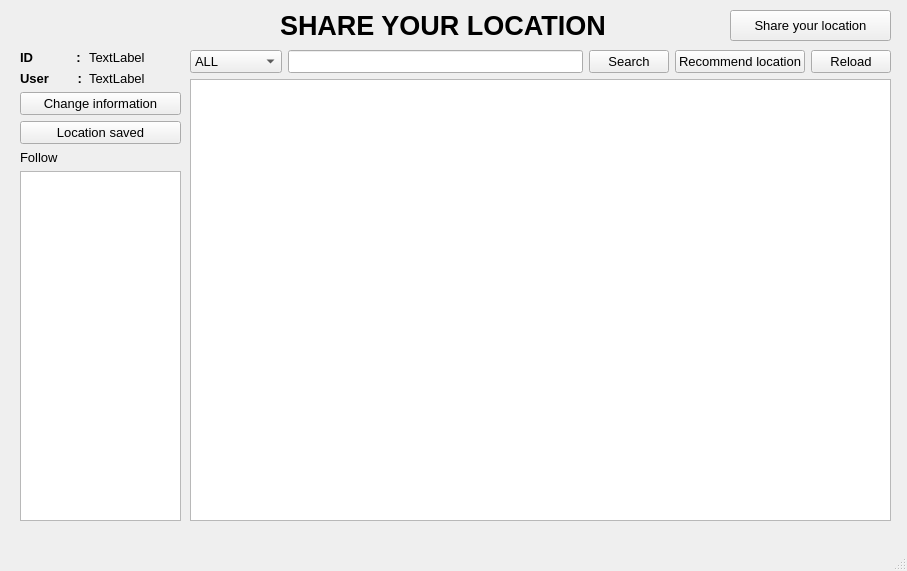
Old version of the form src/mainwindow.ui in the repository tienchuotbk/QuanLyDanhMucDiaDiem.
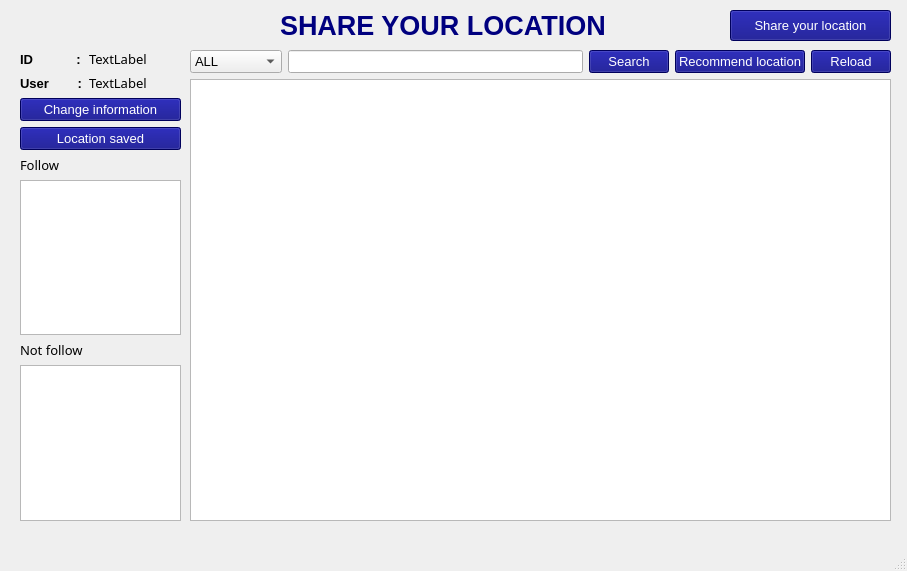
New version of the form.

Diff of the .ui file:
```diff
--- a/src/mainwindow.ui
+++ b/src/mainwindow.ui
@@ -18,6 +18,9 @@
   <property name="windowTitle">
    <string>Share your location - Mainscreen</string>
   </property>
+  <property name="styleSheet">
+   <string notr="true"/>
+  </property>
   <widget class="QWidget" name="centralwidget">
    <widget class="QWidget" name="verticalLayoutWidget">
     <property name="geometry">
@@ -85,6 +88,11 @@
        </item>
        <item>
         <widget class="QPushButton" name="btn_search">
+         <property name="styleSheet">
+          <string notr="true">font: 75 10pt &quot;Source Code Pro&quot;;
+background-color: rgb(0, 0, 127);
+color: rgb(255, 255, 255);</string>
+         </property>
          <property name="text">
           <string>Search</string>
          </property>
@@ -98,6 +106,11 @@
            <verstretch>0</verstretch>
           </sizepolicy>
          </property>
+         <property name="styleSheet">
+          <string notr="true">font: 75 10pt &quot;Source Code Pro&quot;;
+background-color: rgb(0, 0, 127);
+color: rgb(255, 255, 255);</string>
+         </property>
          <property name="text">
           <string>Recommend location</string>
          </property>
@@ -111,6 +124,11 @@
            <verstretch>0</verstretch>
           </sizepolicy>
          </property>
+         <property name="styleSheet">
+          <string notr="true">font: 75 10pt &quot;Source Code Pro&quot;;
+background-color: rgb(0, 0, 127);
+color: rgb(255, 255, 255);</string>
+         </property>
          <property name="text">
           <string>Reload</string>
          </property>
@@ -140,6 +158,9 @@
       <bold>true</bold>
      </font>
     </property>
+    <property name="styleSheet">
+     <string notr="true">color: rgb(0, 0, 127);</string>
+    </property>
     <property name="text">
      <string>SHARE YOUR LOCATION</string>
     </property>
@@ -153,6 +174,11 @@
       <height>31</height>
      </rect>
     </property>
+    <property name="styleSheet">
+     <string notr="true">font: 75 10pt &quot;Source Code Pro&quot;;
+background-color: rgb(0, 0, 127);
+color: rgb(255, 255, 255);</string>
+    </property>
     <property name="text">
      <string>Share your location</string>
     </property>
@@ -196,11 +222,16 @@
           <widget class="QLabel" name="label_userid">
            <property name="font">
             <font>
-             <family>Ubuntu</family>
+             <family>Source Code Pro</family>
              <pointsize>10</pointsize>
+             <weight>9</weight>
              <italic>false</italic>
+             <bold>false</bold>
             </font>
            </property>
+           <property name="styleSheet">
+            <string notr="true">font: 75 10pt &quot;Source Code Pro&quot;;</string>
+           </property>
            <property name="text">
             <string>TextLabel</string>
            </property>
@@ -231,11 +262,16 @@
            </property>
            <property name="font">
             <font>
-             <family>Ubuntu</family>
+             <family>Source Code Pro</family>
              <pointsize>10</pointsize>
+             <weight>9</weight>
              <italic>false</italic>
+             <bold>false</bold>
             </font>
            </property>
+           <property name="styleSheet">
+            <string notr="true">font: 75 10pt &quot;Source Code Pro&quot;;</string>
+           </property>
            <property name="text">
             <string>TextLabel</string>
            </property>
@@ -245,6 +281,11 @@
        </item>
        <item>
         <widget class="QPushButton" name="btn_account">
+         <property name="styleSheet">
+          <string notr="true">font: 75 10pt &quot;Source Code Pro&quot;;
+background-color: rgb(0, 0, 127);
+color: rgb(255, 255, 255);</string>
+         </property>
          <property name="text">
           <string>Change information</string>
          </property>
@@ -252,6 +293,11 @@
        </item>
        <item>
         <widget class="QPushButton" name="btn_location_save">
+         <property name="styleSheet">
+          <string notr="true">font: 75 10pt &quot;Source Code Pro&quot;;
+background-color: rgb(0, 0, 127);
+color: rgb(255, 255, 255);</string>
+         </property>
          <property name="text">
           <string>Location saved</string>
          </property>
@@ -267,10 +313,16 @@
          </property>
          <property name="font">
           <font>
-           <family>Ubuntu</family>
+           <family>Source Code Pro</family>
            <pointsize>10</pointsize>
+           <weight>9</weight>
+           <italic>false</italic>
+           <bold>false</bold>
           </font>
          </property>
+         <property name="styleSheet">
+          <string notr="true">font: 75 10pt &quot;Source Code Pro&quot;;</string>
+         </property>
          <property name="text">
           <string>Follow</string>
          </property>
@@ -279,7 +331,43 @@
        <item>
         <layout class="QVBoxLayout" name="verticalLayout_6">
          <item>
-          <widget class="QListWidget" name="listWidget"/>
+          <widget class="QListWidget" name="listWidget">
+           <property name="styleSheet">
+            <string notr="true">font: 75 10pt &quot;Source Code Pro&quot;;</string>
+           </property>
+          </widget>
+         </item>
+         <item>
+          <widget class="QLabel" name="label_5">
+           <property name="sizePolicy">
+            <sizepolicy hsizetype="Preferred" vsizetype="Fixed">
+             <horstretch>0</horstretch>
+             <verstretch>0</verstretch>
+            </sizepolicy>
+           </property>
+           <property name="font">
+            <font>
+             <family>Source Code Pro</family>
+             <pointsize>10</pointsize>
+             <weight>9</weight>
+             <italic>false</italic>
+             <bold>false</bold>
+            </font>
+           </property>
+           <property name="styleSheet">
+            <string notr="true">font: 75 10pt &quot;Source Code Pro&quot;;</string>
+           </property>
+           <property name="text">
+            <string>Not follow</string>
+           </property>
+          </widget>
+         </item>
+         <item>
+          <widget class="QListWidget" name="listWidget2">
+           <property name="styleSheet">
+            <string notr="true">font: 75 10pt &quot;Source Code Pro&quot;;</string>
+           </property>
+          </widget>
          </item>
         </layout>
        </item>
```
Left out of the diff: 17 changed lines with no effect on the pictures.
